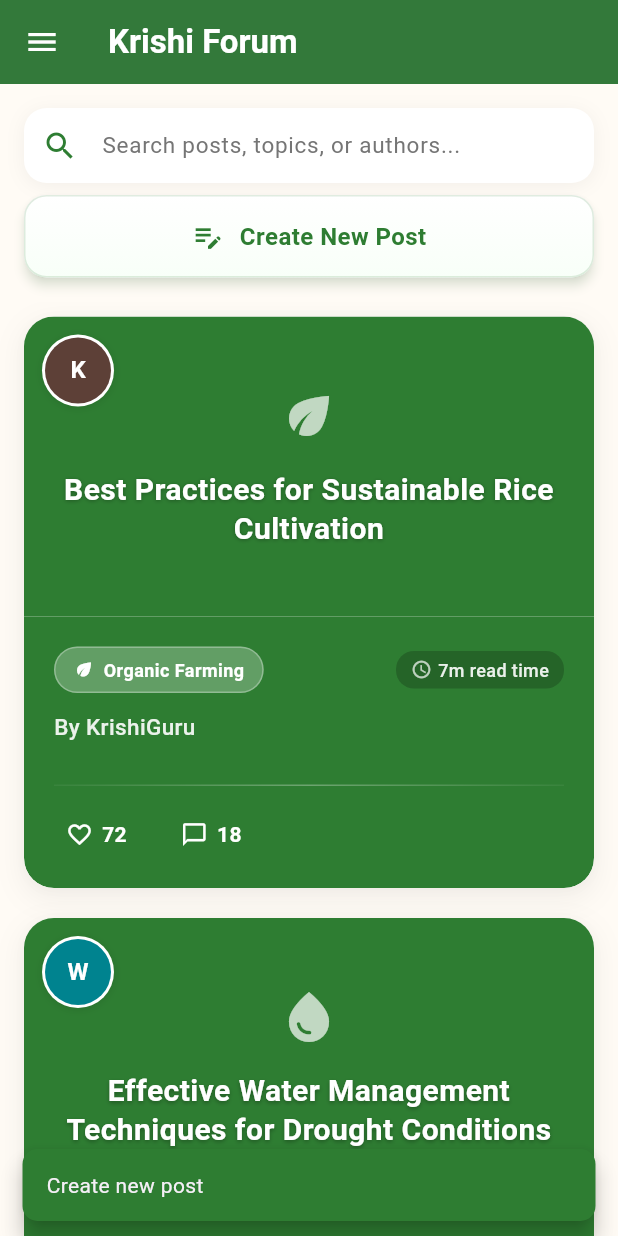
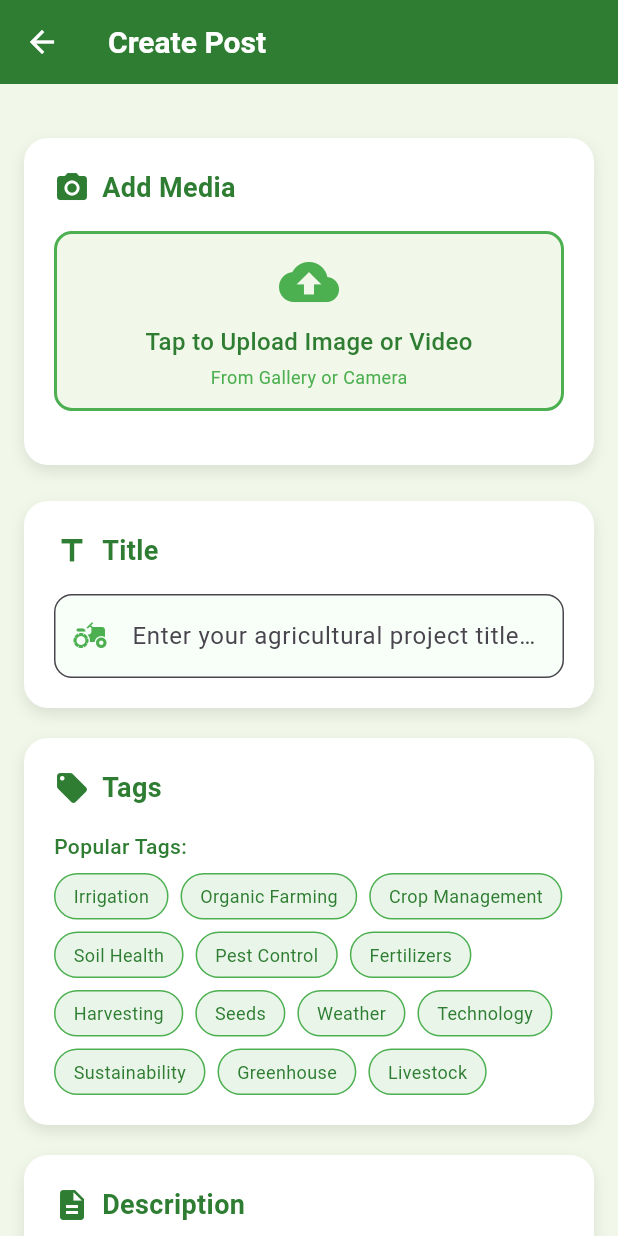
Before and after one commit to yuvakrishnayk/krishi_sakhi, a Flutter app: the ForumScreen screen opened directly, after a tap on "Create New Post", on a phone screen of 412 x 824 dp. Run offline on Flutter 3.47's test engine with Material 3 defaults, Android fonts, the phone set to English and light mode, and no system bars; network calls fail.

Commit message:
Add CreatePostScreen for creating new forum posts

```diff
--- /dev/null
+++ b/lib/screens/create_post_screen.dart
@@ -0,0 +1,566 @@
+import 'package:flutter/material.dart';
+import 'dart:io';
+
+class CreatePostScreen extends StatefulWidget {
+  @override
+  _CreatePostScreenState createState() => _CreatePostScreenState();
+}
+
+class _CreatePostScreenState extends State<CreatePostScreen> {
+  final _formKey = GlobalKey<FormState>();
+  final _titleController = TextEditingController();
+  final _descriptionController = TextEditingController();
+  final _tagsController = TextEditingController();
+
+  File? _selectedMedia;
+  bool _isVideo = false;
+
+  List<String> _popularTags = [
+    'Irrigation',
+    'Organic Farming',
+    'Crop Management',
+    'Soil Health',
+    'Pest Control',
+    'Fertilizers',
+    'Harvesting',
+    'Seeds',
+    'Weather',
+    'Technology',
+    'Sustainability',
+    'Greenhouse',
+    'Livestock',
+  ];
+
+  List<String> _selectedTags = [];
+
+  @override
+  Widget build(BuildContext context) {
+    return Scaffold(
+      backgroundColor: Color(0xFFF1F8E9),
+      appBar: AppBar(
+        title: Text(
+          'Create Post',
+          style: TextStyle(
+            color: Colors.white,
+            fontWeight: FontWeight.bold,
+            fontSize: 20,
+          ),
+        ),
+        backgroundColor: Color(0xFF2E7D32),
+        elevation: 0,
+        leading: IconButton(
+          icon: Icon(Icons.arrow_back, color: Colors.white),
+          onPressed: () => Navigator.pop(context),
+        ),
+      ),
+      body: Container(
+        decoration: BoxDecoration(
+          gradient: LinearGradient(
+            begin: Alignment.topCenter,
+            end: Alignment.bottomCenter,
+            colors: [Color(0xFFF1F8E9), Color(0xFFF1F8E9)],
+            stops: [0.0, 0.3],
+          ),
+        ),
+        child: SingleChildScrollView(
+          padding: EdgeInsets.all(16.0),
+          child: Form(
+            key: _formKey,
+            child: Column(
+              crossAxisAlignment: CrossAxisAlignment.start,
+              children: [
+                SizedBox(height: 20),
+                _buildMediaUploadSection(),
+                SizedBox(height: 24),
+                _buildTitleField(),
+                SizedBox(height: 20),
+                _buildTagsSection(),
+                SizedBox(height: 20),
+                _buildDescriptionField(),
+                SizedBox(height: 30),
+                _buildCreatePostButton(),
+                SizedBox(height: 20),
+              ],
+            ),
+          ),
+        ),
+      ),
+    );
+  }
+
+  Widget _buildMediaUploadSection() {
+    return Container(
+      decoration: BoxDecoration(
+        color: Colors.white,
+        borderRadius: BorderRadius.circular(16),
+        boxShadow: [
+          BoxShadow(
+            color: Colors.black.withOpacity(0.1),
+            blurRadius: 8,
+            offset: Offset(0, 4),
+          ),
+        ],
+      ),
+      padding: EdgeInsets.all(20),
+      child: Column(
+        crossAxisAlignment: CrossAxisAlignment.start,
+        children: [
+          Row(
+            children: [
+              Icon(Icons.photo_camera, color: Color(0xFF2E7D32), size: 24),
+              SizedBox(width: 8),
+              Text(
+                'Add Media',
+                style: TextStyle(
+                  fontSize: 18,
+                  fontWeight: FontWeight.bold,
+                  color: Color(0xFF2E7D32),
+                ),
+              ),
+            ],
+          ),
+          SizedBox(height: 16),
+
+          if (_selectedMedia != null) ...[
+            Container(
+              height: 200,
+              width: double.infinity,
+              decoration: BoxDecoration(
+                borderRadius: BorderRadius.circular(12),
+                border: Border.all(color: Color(0xFF4CAF50), width: 2),
+              ),
+              child: ClipRRect(
+                borderRadius: BorderRadius.circular(10),
+                child:
+                    _isVideo
+                        ? Container(
+                          color: Colors.black87,
+                          child: Center(
+                            child: Column(
+                              mainAxisAlignment: MainAxisAlignment.center,
+                              children: [
+                                Icon(
+                                  Icons.play_circle_filled,
+                                  color: Colors.white,
+                                  size: 48,
+                                ),
+                                SizedBox(height: 8),
+                                Text(
+                                  'Video Selected',
+                                  style: TextStyle(color: Colors.white),
+                                ),
+                              ],
+                            ),
+                          ),
+                        )
+                        : Image.file(_selectedMedia!, fit: BoxFit.cover),
+              ),
+            ),
+            SizedBox(height: 12),
+            Row(
+              mainAxisAlignment: MainAxisAlignment.center,
+              children: [
+                TextButton.icon(
+                  onPressed: () => setState(() => _selectedMedia = null),
+                  icon: Icon(Icons.delete, color: Colors.red),
+                  label: Text('Remove', style: TextStyle(color: Colors.red)),
+                ),
+                SizedBox(width: 16),
+                TextButton.icon(
+                  onPressed: () {},
+                  icon: Icon(Icons.edit, color: Color(0xFF4CAF50)),
+                  label: Text(
+                    'Change',
+                    style: TextStyle(color: Color(0xFF4CAF50)),
+                  ),
+                ),
+              ],
+            ),
+          ] else ...[
+            GestureDetector(
+              onTap: () {},
+              child: Container(
+                height: 120,
+                width: double.infinity,
+                decoration: BoxDecoration(
+                  border: Border.all(
+                    color: Color(0xFF4CAF50),
+                    width: 2,
+                    style: BorderStyle.solid,
+                  ),
+                  borderRadius: BorderRadius.circular(12),
+                  color: Color(0xFFF1F8E9),
+                ),
+                child: Column(
+                  mainAxisAlignment: MainAxisAlignment.center,
+                  children: [
+                    Icon(
+                      Icons.cloud_upload,
+                      color: Color(0xFF4CAF50),
+                      size: 40,
+                    ),
+                    SizedBox(height: 8),
+                    Text(
+                      'Tap to Upload Image or Video',
+                      style: TextStyle(
+                        color: Color(0xFF2E7D32),
+                        fontSize: 16,
+                        fontWeight: FontWeight.w500,
+                      ),
+                    ),
+                    SizedBox(height: 4),
+                    Text(
+                      'From Gallery or Camera',
+                      style: TextStyle(color: Color(0xFF4CAF50), fontSize: 12),
+                    ),
+                  ],
+                ),
+              ),
+            ),
+            SizedBox(height: 16),
+          ],
+        ],
+      ),
+    );
+  }
+
+  Widget _buildTitleField() {
+    return Container(
+      decoration: BoxDecoration(
+        color: Colors.white,
+        borderRadius: BorderRadius.circular(16),
+        boxShadow: [
+          BoxShadow(
+            color: Colors.black.withOpacity(0.1),
+            blurRadius: 8,
+            offset: Offset(0, 4),
+          ),
+        ],
+      ),
+      padding: EdgeInsets.all(20),
+      child: Column(
+        crossAxisAlignment: CrossAxisAlignment.start,
+        children: [
+          Row(
+            children: [
+              Icon(Icons.title, color: Color(0xFF2E7D32), size: 24),
+              SizedBox(width: 8),
+              Text(
+                'Title',
+                style: TextStyle(
+                  fontSize: 18,
+                  fontWeight: FontWeight.bold,
+                  color: Color(0xFF2E7D32),
+                ),
+              ),
+            ],
+          ),
+          SizedBox(height: 16),
+          TextFormField(
+            controller: _titleController,
+            decoration: InputDecoration(
+              hintText: 'Enter your agricultural project title...',
+              border: OutlineInputBorder(
+                borderRadius: BorderRadius.circular(12),
+                borderSide: BorderSide(color: Color(0xFF4CAF50)),
+              ),
+              focusedBorder: OutlineInputBorder(
+                borderRadius: BorderRadius.circular(12),
+                borderSide: BorderSide(color: Color(0xFF2E7D32), width: 2),
+              ),
+              prefixIcon: Icon(Icons.agriculture, color: Color(0xFF4CAF50)),
+              filled: true,
+              fillColor: Color(0xFFF8FFF8),
+            ),
+            validator: (value) {
+              if (value == null || value.isEmpty) {
+                return 'Please enter a project title';
+              }
+              return null;
+            },
+          ),
+        ],
+      ),
+    );
+  }
+
+  Widget _buildTagsSection() {
+    return Container(
+      decoration: BoxDecoration(
+        color: Colors.white,
+        borderRadius: BorderRadius.circular(16),
+        boxShadow: [
+          BoxShadow(
+            color: Colors.black.withOpacity(0.1),
+            blurRadius: 8,
+            offset: Offset(0, 4),
+          ),
+        ],
+      ),
+      padding: EdgeInsets.all(20),
+      child: Column(
+        crossAxisAlignment: CrossAxisAlignment.start,
+        children: [
+          Row(
+            children: [
+              Icon(Icons.local_offer, color: Color(0xFF2E7D32), size: 24),
+              SizedBox(width: 8),
+              Text(
+                'Tags',
+                style: TextStyle(
+                  fontSize: 18,
+                  fontWeight: FontWeight.bold,
+                  color: Color(0xFF2E7D32),
+                ),
+              ),
+            ],
+          ),
+          SizedBox(height: 16),
+
+          // Selected tags
+          if (_selectedTags.isNotEmpty) ...[
+            Wrap(
+              spacing: 8,
+              runSpacing: 8,
+              children:
+                  _selectedTags
+                      .map(
+                        (tag) => Chip(
+                          label: Text(
+                            tag,
+                            style: TextStyle(color: Colors.white),
+                          ),
+                          backgroundColor: Color(0xFF4CAF50),
+                          deleteIcon: Icon(
+                            Icons.close,
+                            color: Colors.white,
+                            size: 18,
+                          ),
+                          onDeleted:
+                              () => setState(() => _selectedTags.remove(tag)),
+                        ),
+                      )
+                      .toList(),
+            ),
+            SizedBox(height: 12),
+          ],
+
+          // Popular tags
+          Text(
+            'Popular Tags:',
+            style: TextStyle(
+              fontSize: 14,
+              fontWeight: FontWeight.w500,
+              color: Color(0xFF2E7D32),
+            ),
+          ),
+          SizedBox(height: 8),
+          Wrap(
+            spacing: 8,
+            runSpacing: 8,
+            children:
+                _popularTags
+                    .map(
+                      (tag) => GestureDetector(
+                        onTap: () {
+                          if (!_selectedTags.contains(tag)) {
+                            setState(() => _selectedTags.add(tag));
+                          }
+                        },
+                        child: Container(
+                          padding: EdgeInsets.symmetric(
+                            horizontal: 12,
+                            vertical: 6,
+                          ),
+                          decoration: BoxDecoration(
+                            color:
+                                _selectedTags.contains(tag)
+                                    ? Color(0xFF4CAF50)
+                                    : Color(0xFFE8F5E8),
+                            borderRadius: BorderRadius.circular(20),
+                            border: Border.all(color: Color(0xFF4CAF50)),
+                          ),
+                          child: Text(
+                            tag,
+                            style: TextStyle(
+                              color:
+                                  _selectedTags.contains(tag)
+                                      ? Colors.white
+                                      : Color(0xFF2E7D32),
+                              fontSize: 12,
+                            ),
+                          ),
+                        ),
+                      ),
+                    )
+                    .toList(),
+          ),
+        ],
+      ),
+    );
+  }
+
+  Widget _buildDescriptionField() {
+    return Container(
+      decoration: BoxDecoration(
+        color: Colors.white,
+        borderRadius: BorderRadius.circular(16),
+        boxShadow: [
+          BoxShadow(
+            color: Colors.black.withOpacity(0.1),
+            blurRadius: 8,
+            offset: Offset(0, 4),
+          ),
+        ],
+      ),
+      padding: EdgeInsets.all(20),
+      child: Column(
+        crossAxisAlignment: CrossAxisAlignment.start,
+        children: [
+          Row(
+            children: [
+              Icon(Icons.description, color: Color(0xFF2E7D32), size: 24),
+              SizedBox(width: 8),
+              Text(
+                'Description',
+                style: TextStyle(
+                  fontSize: 18,
+                  fontWeight: FontWeight.bold,
+                  color: Color(0xFF2E7D32),
+                ),
+              ),
+            ],
+          ),
+          SizedBox(height: 16),
+          TextFormField(
+            controller: _descriptionController,
+            maxLines: 6,
+            decoration: InputDecoration(
+              hintText:
+                  'Describe your agricultural project, methods used, challenges faced, results achieved...',
+              border: OutlineInputBorder(
+                borderRadius: BorderRadius.circular(12),
+                borderSide: BorderSide(color: Color(0xFF4CAF50)),
+              ),
+              focusedBorder: OutlineInputBorder(
+                borderRadius: BorderRadius.circular(12),
+                borderSide: BorderSide(color: Color(0xFF2E7D32), width: 2),
+              ),
+              filled: true,
+              fillColor: Color(0xFFF8FFF8),
+            ),
+            validator: (value) {
+              if (value == null || value.isEmpty) {
+                return 'Please enter a description';
+              }
+              if (value.length < 20) {
+                return 'Description should be at least 20 characters long';
+              }
+              return null;
+            },
+          ),
+        ],
+      ),
+    );
+  }
+
+  Widget _buildCreatePostButton() {
+    return Container(
+      width: double.infinity,
+      height: 56,
+      child: ElevatedButton(
+        onPressed: _createPost,
+        style: ElevatedButton.styleFrom(
+          backgroundColor: Color(0xFF2E7D32),
+          foregroundColor: Colors.white,
+          shape: RoundedRectangleBorder(
+            borderRadius: BorderRadius.circular(16),
+          ),
+          elevation: 8,
+        ),
+        child: Row(
+          mainAxisAlignment: MainAxisAlignment.center,
+          children: [
+            Icon(Icons.publish, size: 24),
+            SizedBox(width: 12),
+            Text(
+              'Create Post',
+              style: TextStyle(fontSize: 18, fontWeight: FontWeight.bold),
+            ),
+          ],
+        ),
+      ),
+    );
+  }
+
+  void _createPost() {
+    if (_formKey.currentState!.validate()) {
+      // Show success dialog
+      showDialog(
+        context: context,
+        builder: (BuildContext context) {
+          return AlertDialog(
+            shape: RoundedRectangleBorder(
+              borderRadius: BorderRadius.circular(16),
+            ),
+            title: Row(
+              children: [
+                Icon(Icons.check_circle, color: Color(0xFF4CAF50), size: 28),
+                SizedBox(width: 8),
+                Text('Success!'),
+              ],
+            ),
+            content: Column(
+              mainAxisSize: MainAxisSize.min,
+              crossAxisAlignment: CrossAxisAlignment.start,
+              children: [
+                Text('Your agricultural post has been created successfully!'),
+                SizedBox(height: 12),
+                Text(
+                  'Title: ${_titleController.text}',
+                  style: TextStyle(fontWeight: FontWeight.bold),
+                ),
+                if (_selectedTags.isNotEmpty) ...[
+                  SizedBox(height: 8),
+                  Text('Tags: ${_selectedTags.join(", ")}'),
+                ],
+                if (_selectedMedia != null) ...[
+                  SizedBox(height: 8),
+                  Text('Media: ${_isVideo ? "Video" : "Image"} attached'),
+                ],
+              ],
+            ),
+            actions: [
+              TextButton(
+                onPressed: () {
+                  Navigator.of(context).pop();
+                  _resetForm();
+                },
+                child: Text('OK', style: TextStyle(color: Color(0xFF2E7D32))),
+              ),
+            ],
+          );
+        },
+      );
+    }
+  }
+
+  void _resetForm() {
+    _titleController.clear();
+    _descriptionController.clear();
+    _tagsController.clear();
+    setState(() {
+      _selectedMedia = null;
+      _selectedTags.clear();
+      _isVideo = false;
+    });
+  }
+
+  @override
+  void dispose() {
+    _titleController.dispose();
+    _descriptionController.dispose();
+    _tagsController.dispose();
+    super.dispose();
+  }
+}
--- a/lib/screens/forum_screen.dart
+++ b/lib/screens/forum_screen.dart
@@ -1,6 +1,7 @@
 import 'package:flutter/material.dart';
 import 'package:flutter/services.dart';
 import 'package:krishi_sakhi/components/drawer.dart';
+import 'package:krishi_sakhi/screens/create_post_screen.dart';
 import 'forum_detail_screen.dart'; // Add this import
 
 class ForumScreen extends StatefulWidget {
@@ -310,16 +311,7 @@ class _ForumScreenState extends State<ForumScreen>
                     onTap: () {
                       HapticFeedback.mediumImpact();
                       // TODO: Implement create post functionality
-                      ScaffoldMessenger.of(context).showSnackBar(
-                        SnackBar(
-                          content: Text('Create new post'),
-                          behavior: SnackBarBehavior.floating,
-                          shape: RoundedRectangleBorder(
-                            borderRadius: BorderRadius.circular(10),
-                          ),
-                          backgroundColor: primaryColor,
-                        ),
-                      );
+                      Navigator.push(context, MaterialPageRoute(builder: (context) => CreatePostScreen()));
                     },
                     child: Padding(
                       padding: EdgeInsets.symmetric(vertical: 15),
```
